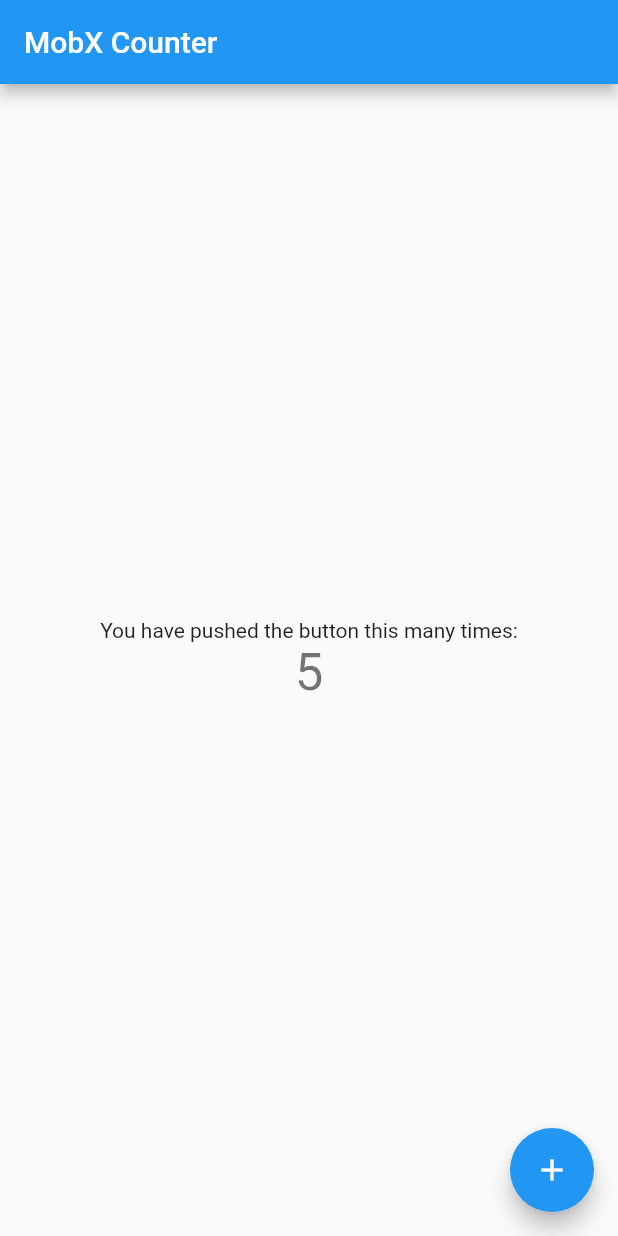
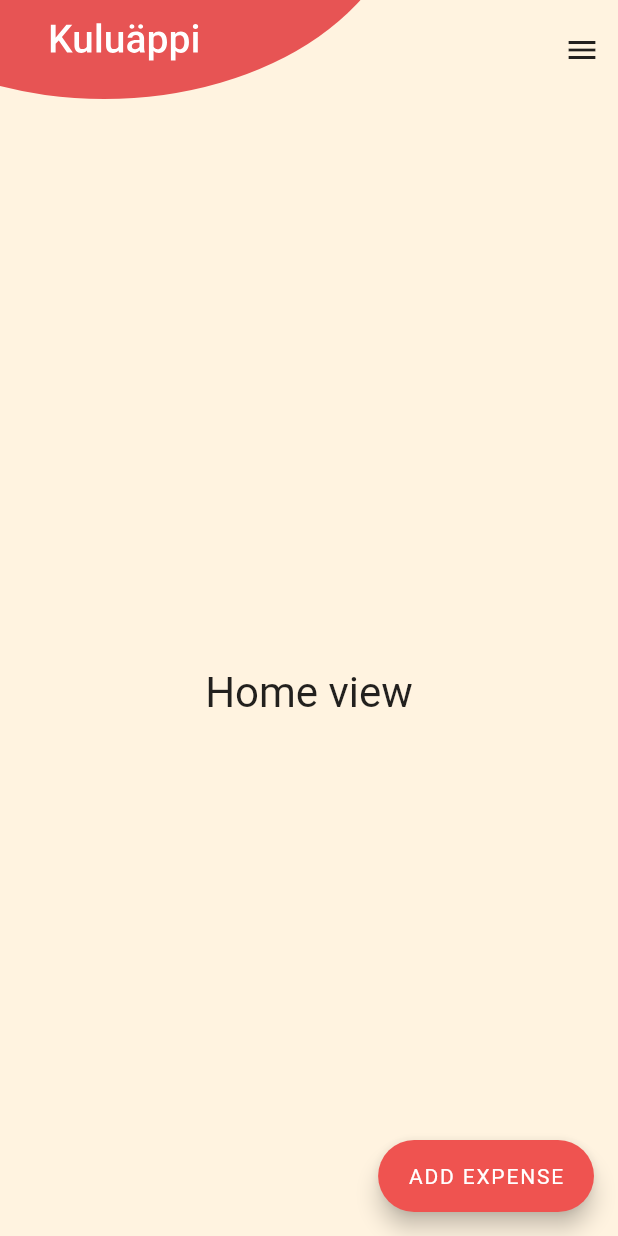
Before and after one commit to EetuK/kuluappi, a Flutter app: the screen it shows after launch, on a phone screen of 412 x 824 dp. Run offline on Flutter 3.47's test engine with Material 2 defaults, Android fonts, the phone set to English and light mode, and no system bars; our stand-ins replace flutter_svg, mobx, sqflite; accounts and stored records are empty; generated files the repository leaves out were written again.

Commit message:
Add layout

```diff
--- /dev/null
+++ b/lib/constants.dart
@@ -0,0 +1,3 @@
+library constants;
+
+const String DB_URL = "db url";
--- a/lib/counter.dart
+++ /dev/null
@@ -1,18 +0,0 @@
-import 'package:mobx/mobx.dart';
-
-// Include generated file
-part 'counter.g.dart';
-
-// This is the class used by rest of your codebase
-class Counter = _Counter with _$Counter;
-
-// The store-class
-abstract class _Counter with Store {
-  @observable
-  int value = 5;
-
-  @action
-  void increment() {
-    value--;
-  }
-}
--- a/lib/main.dart
+++ b/lib/main.dart
@@ -1,57 +1,15 @@
 import 'package:flutter/material.dart';
-import 'package:flutter_mobx/flutter_mobx.dart';
+import 'package:kuluappi/views/home/home_view.dart';
 
-import 'counter.dart'; // Import the Counter
+void main() => runApp(KuluAppi());
 
-final counter = Counter(); // Instantiate the store
-
-void main() => runApp(MyApp());
-
-class MyApp extends StatelessWidget {
+class KuluAppi extends StatelessWidget {
   // This widget is the root of your application.
   @override
   Widget build(BuildContext context) {
     return MaterialApp(
       title: 'Mob',
-      theme: ThemeData(
-        primarySwatch: Colors.blue,
-      ),
-      home: const MyHomePage(),
+      home: const HomeView(),
     );
   }
 }
-
-class MyHomePage extends StatelessWidget {
-  const MyHomePage();
-
-  @override
-  Widget build(BuildContext context) {
-    return Scaffold(
-      appBar: AppBar(
-        title: Text('MobX Counter'),
-      ),
-      body: Center(
-        child: Column(
-          mainAxisAlignment: MainAxisAlignment.center,
-          children: <Widget>[
-            Text(
-              'You have pushed the button this many times:',
-            ),
-            // Wrapping in the Observer will automatically re-render on changes to counter.value
-            Observer(
-              builder: (_) => Text(
-                '${counter.value}',
-                style: Theme.of(context).textTheme.headline4,
-              ),
-            ),
-          ],
-        ),
-      ),
-      floatingActionButton: FloatingActionButton(
-        onPressed: counter.increment,
-        tooltip: 'Increment',
-        child: Icon(Icons.add),
-      ),
-    );
-  }
-}
--- a/lib/models/category.dart
+++ b/lib/models/category.dart
@@ -1,10 +1,14 @@
 class Category {
   num id;
   String name;
+  String createdAt;
+  String modifiedAt;
 
-  Category(num id, String name) {
+  Category(num id, String name, String createdAt, String modifiedAt) {
     this.id = id;
     this.name = name;
+    this.createdAt = createdAt;
+    this.modifiedAt = modifiedAt;
   }
 }
 
--- /dev/null
+++ b/lib/views/add_expense/add_expense_view.dart
@@ -0,0 +1,18 @@
+import 'package:flutter/material.dart';
+import 'package:kuluappi/widgets/ModalLayout.dart';
+
+class AddExpense extends StatelessWidget {
+  const AddExpense();
+
+  @override
+  Widget build(BuildContext context) {
+    return ModalLayout(
+      title: "Add expense",
+      body: Center(
+          child: Text(
+        'Add expense',
+        textScaleFactor: 1.7,
+      )),
+    );
+  }
+}
--- /dev/null
+++ b/lib/views/home/home_view.dart
@@ -0,0 +1,23 @@
+import 'package:flutter/material.dart';
+import 'package:kuluappi/views/start/start_view.dart';
+import 'package:kuluappi/widgets/BasicLayout.dart';
+
+class HomeView extends StatelessWidget {
+  const HomeView();
+
+  @override
+  Widget build(BuildContext context) {
+    const bool noExpenses = true;
+    if (noExpenses) {
+      return BasicLayout(
+        body: Center(
+          child: Text(
+            'Home view',
+            textScaleFactor: 2,
+          ),
+        ),
+      );
+    }
+    return StartView();
+  }
+}
--- a/lib/views/home_view.dart
+++ /dev/null
@@ -1 +0,0 @@
-// Here is home view
--- /dev/null
+++ b/lib/widgets/BasicLayout.dart
@@ -0,0 +1,76 @@
+import 'package:flutter/material.dart';
+import 'package:kuluappi/views/add_expense/add_expense_view.dart';
+import 'TopBar.dart';
+
+class BasicLayout extends StatelessWidget {
+  const BasicLayout(
+      {this.isMenuButtonShown = true,
+      this.isHoverButtonShown = false,
+      this.body});
+
+  final bool isMenuButtonShown;
+  final bool isHoverButtonShown;
+  final Widget body;
+
+  @override
+  Widget build(BuildContext context) {
+    double statusBarHeight = MediaQuery.of(context).padding.top;
+
+    return Scaffold(
+      appBar: PreferredSize(
+        preferredSize: Size.fromHeight(100),
+        child: Builder(
+          builder: (context) => TopBar(
+            onMenuPress: () => Scaffold.of(context).openEndDrawer(),
+            isMenuButtonShown: isMenuButtonShown,
+          ),
+        ),
+      ),
+      body: this.body,
+      backgroundColor: Colors.orange[50],
+      floatingActionButton: FloatingActionButton.extended(
+        onPressed: () {
+          Navigator.push(
+            context,
+            MaterialPageRoute(builder: (context) => AddExpense()),
+          );
+        },
+        label: Text('ADD EXPENSE'),
+        backgroundColor: Colors.red[400],
+      ),
+      endDrawer: Drawer(
+          child: Container(
+        color: Colors.white,
+        child: ListView(
+          // Important: Remove any padding from the ListView.
+          padding: EdgeInsets.zero,
+
+          children: <Widget>[
+            Container(
+              child: Text(
+                "Menu",
+                textScaleFactor: 2,
+              ),
+              margin: EdgeInsets.only(top: statusBarHeight),
+              padding: EdgeInsets.all(15),
+            ),
+            ListTile(
+              title: Text('Item 1'),
+              onTap: () {
+                // Update the state of the app.
+                // ...
+              },
+            ),
+            ListTile(
+              title: Text('Item 2'),
+              onTap: () {
+                // Update the state of the app.
+                // ...
+              },
+            ),
+          ],
+        ),
+      )),
+    );
+  }
+}
--- /dev/null
+++ b/lib/widgets/TopBar.dart
@@ -0,0 +1,35 @@
+import 'package:flutter/material.dart';
+import 'package:flutter_svg/flutter_svg.dart';
+
+class TopBar extends StatelessWidget {
+  TopBar({this.onMenuPress, this.isMenuButtonShown = true});
+
+  // Fields in a Widget subclass are always marked "final".
+
+  final VoidCallback onMenuPress;
+  final bool isMenuButtonShown;
+
+  // This widget is the root of your application.
+  @override
+  Widget build(BuildContext context) {
+    double statusBarHeight = MediaQuery.of(context).padding.top;
+
+    return Container(
+      child: Row(
+        mainAxisAlignment: MainAxisAlignment.spaceBetween, // mainAxisAlignment
+        children: <Widget>[
+          SvgPicture.asset("images/logo.svg"),
+          if (isMenuButtonShown == true)
+            IconButton(
+              icon: Icon(Icons.menu),
+              tooltip: 'Open menu',
+              onPressed: () => onMenuPress(),
+            ),
+        ],
+      ),
+      color: Color(0xf6ddb8),
+      alignment: Alignment(-1.0, -1.0),
+      margin: EdgeInsets.only(top: statusBarHeight),
+    );
+  }
+}
```
Also changed, not shown: lib/services/db_service.dart (+22 -0 lines), lib/views/start/start_view.dart (added, +18 -0 lines), lib/widgets/ModalLayout.dart (added, +41 -0 lines), pubspec.yaml (+14 -25 lines), fonts/Roboto-Bold.ttf (added), fonts/Roboto-Light.ttf (added), fonts/Roboto-Regular.ttf (added), images/logo.svg (added), lib/counter.g.dart (deleted), pubspec.lock, 1 other file.
